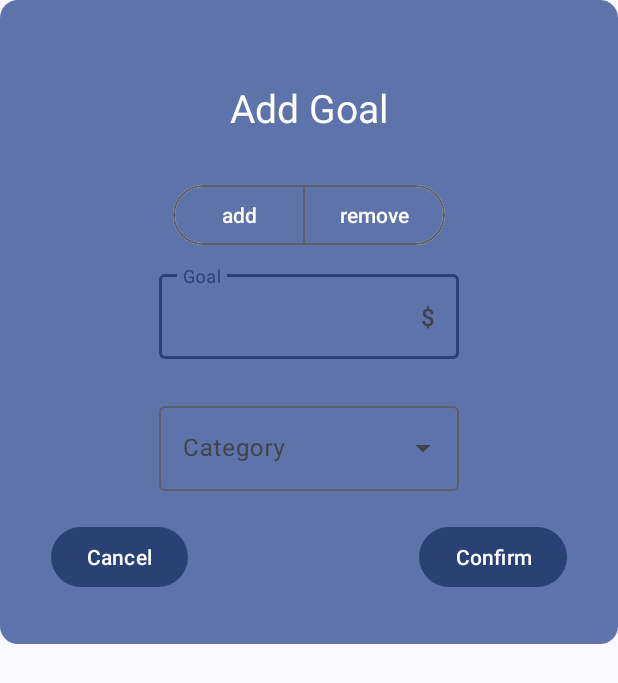
After one commit to Coccoexe/Wallee_MaterialDesign3, an Android app: the layout add_goal.xml on its own in the app's theme, with its tools: preview values and no code run, on a phone screen of 412 x 824 dp. The commit adds this screen. Shown: the top 683 px of the screen. Run offline under Robolectric (Android 15) with nearby library versions, the phone set to English and light mode, and no system bars.

Commit message:
add AddGoalPopup and changes to Goal Adapter

```diff
--- /dev/null
+++ b/app/src/main/res/layout/add_goal.xml
@@ -0,0 +1,119 @@
+<?xml version="1.0" encoding="utf-8"?>
+<androidx.constraintlayout.widget.ConstraintLayout xmlns:android="http://schemas.android.com/apk/res/android"
+    android:layout_width="match_parent"
+    android:layout_height="wrap_content"
+    android:padding="24dp"
+    android:minWidth="260dp"
+    android:orientation="vertical"
+    android:background="@drawable/dialog_rounded_bg"
+    xmlns:app="http://schemas.android.com/apk/res-auto">
+
+    <TextView
+        android:id="@+id/addGoal"
+        android:layout_width="match_parent"
+        android:layout_height="wrap_content"
+        android:text="Add Goal"
+        android:textColor="?attr/colorOnPrimaryContainer"
+        android:textSize="26sp"
+        android:gravity="center"
+        android:layout_marginTop="30dp"
+        app:layout_constraintStart_toStartOf="parent"
+        app:layout_constraintEnd_toEndOf="parent"
+        app:layout_constraintTop_toTopOf="parent"/>
+
+    <com.google.android.material.button.MaterialButtonToggleGroup
+        android:id="@+id/addOrRemove"
+        android:layout_width="match_parent"
+        android:layout_height="wrap_content"
+        app:selectionRequired="true"
+        app:singleSelection="true"
+        android:orientation="horizontal"
+        android:gravity="center"
+        android:layout_marginTop="30dp"
+        app:layout_constraintTop_toBottomOf="@id/addGoal">
+
+        <Button
+            android:id="@+id/addButton"
+            android:text="add"
+            style="?attr/materialButtonOutlinedStyle"
+            android:backgroundTint="@drawable/button_color_selector"
+            android:textColor="@drawable/button_text_color_selector"
+            android:layout_width="wrap_content"
+            android:layout_height="wrap_content" />
+
+        <Button
+            android:id="@+id/removeButton"
+            android:text="remove"
+            style="?attr/materialButtonOutlinedStyle"
+            android:backgroundTint="@drawable/button_color_selector"
+            android:textColor="@drawable/button_text_color_selector"
+            android:layout_width="wrap_content"
+            android:layout_height="wrap_content"/>
+
+    </com.google.android.material.button.MaterialButtonToggleGroup>
+
+    <com.google.android.material.textfield.TextInputLayout
+        android:id="@+id/chooseAmount"
+        android:layout_width="wrap_content"
+        android:layout_height="wrap_content"
+        android:hint="Goal"
+        app:suffixText="$"
+        app:errorEnabled="true"
+        android:layout_marginTop="10dp"
+        app:layout_constraintTop_toBottomOf="@id/addOrRemove"
+        app:layout_constraintStart_toStartOf="parent"
+        app:layout_constraintEnd_toEndOf="parent">
+
+        <com.google.android.material.textfield.TextInputEditText
+            android:inputType="numberDecimal"
+            android:layout_width="200dp"
+            android:layout_height="wrap_content"
+            app:layout_constraintStart_toStartOf="parent"
+            app:layout_constraintEnd_toEndOf="parent"/>
+
+    </com.google.android.material.textfield.TextInputLayout>
+
+    <com.google.android.material.textfield.TextInputLayout
+        android:id="@+id/chooseCategory"
+        style="@style/Widget.Material3.TextInputLayout.OutlinedBox.ExposedDropdownMenu"
+        android:layout_width="200dp"
+        android:layout_height="wrap_content"
+        android:hint="@string/category"
+        android:layout_marginTop="5dp"
+        app:layout_constraintStart_toStartOf="parent"
+        app:layout_constraintEnd_toEndOf="parent"
+        app:layout_constraintTop_toBottomOf="@id/chooseAmount">
+
+        <AutoCompleteTextView
+            android:layout_width="match_parent"
+            android:layout_height="wrap_content"
+            android:inputType="none"/>
+
+    </com.google.android.material.textfield.TextInputLayout>
+
+    <Button
+        android:id="@+id/cancel"
+        android:layout_width="wrap_content"
+        android:layout_height="wrap_content"
+        android:layout_marginTop="20dp"
+        android:layout_marginStart="10dp"
+        android:layout_marginBottom="10dp"
+        android:text="Cancel"
+        app:layout_constraintTop_toBottomOf="@id/chooseCategory"
+        app:layout_constraintBottom_toBottomOf="parent"
+        app:layout_constraintStart_toStartOf="parent"/>
+
+    <Button
+        android:id="@+id/confirm"
+        android:layout_width="wrap_content"
+        android:layout_height="wrap_content"
+        android:layout_marginTop="20dp"
+        android:layout_marginEnd="10dp"
+        android:layout_marginBottom="10dp"
+        android:text="Confirm"
+        app:layout_constraintTop_toBottomOf="@id/chooseCategory"
+        app:layout_constraintBottom_toBottomOf="parent"
+        app:layout_constraintEnd_toEndOf="parent"/>
+
+
+</androidx.constraintlayout.widget.ConstraintLayout>
--- a/app/src/main/res/layout/fragment_goal.xml
+++ b/app/src/main/res/layout/fragment_goal.xml
@@ -26,8 +26,9 @@
         <androidx.recyclerview.widget.RecyclerView
             android:id="@+id/recyclerViewCard"
             android:layout_width="match_parent"
-            android:layout_height="wrap_content"
-            app:layout_constraintTop_toBottomOf="@id/title"/>
+            android:layout_height="0dp"
+            app:layout_constraintTop_toBottomOf="@id/title"
+            app:layout_constraintBottom_toTopOf="@id/navigationBar"/>
 
         <com.google.android.material.bottomnavigation.BottomNavigationView
             android:id="@+id/navigationBar"
```
Also changed, not shown: app/src/main/java/com/example/md3/adapter/CardGoalAdapter.kt (+17 -2 lines), app/src/main/java/com/example/md3/fragment/AddGoalPopup.kt (added, +114 -0 lines), app/src/main/java/com/example/md3/fragment/GoalFragment.kt (+6 -5 lines), app/src/main/res/layout/goal_card.xml (+18 -1 lines).
